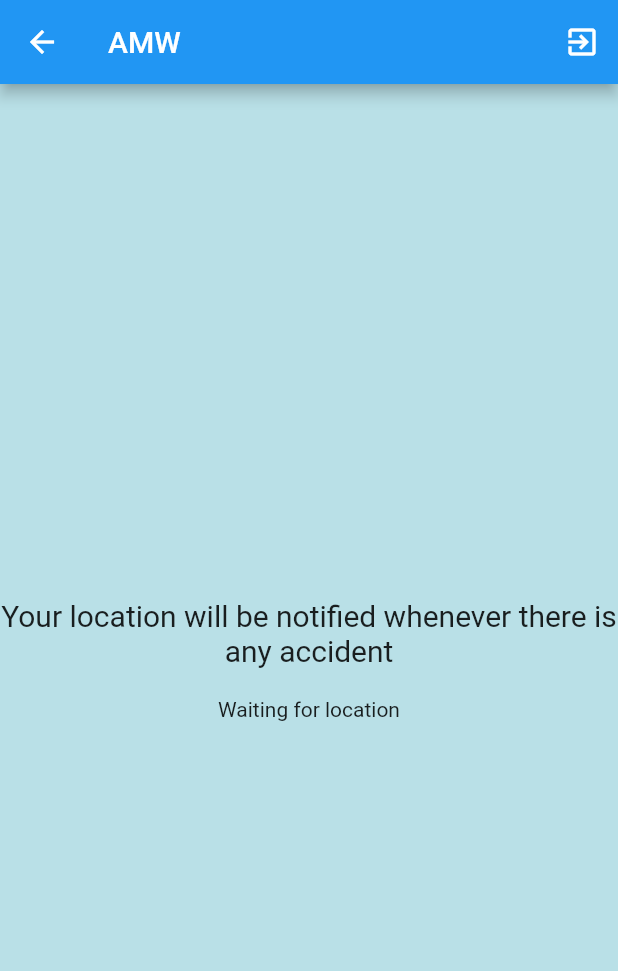
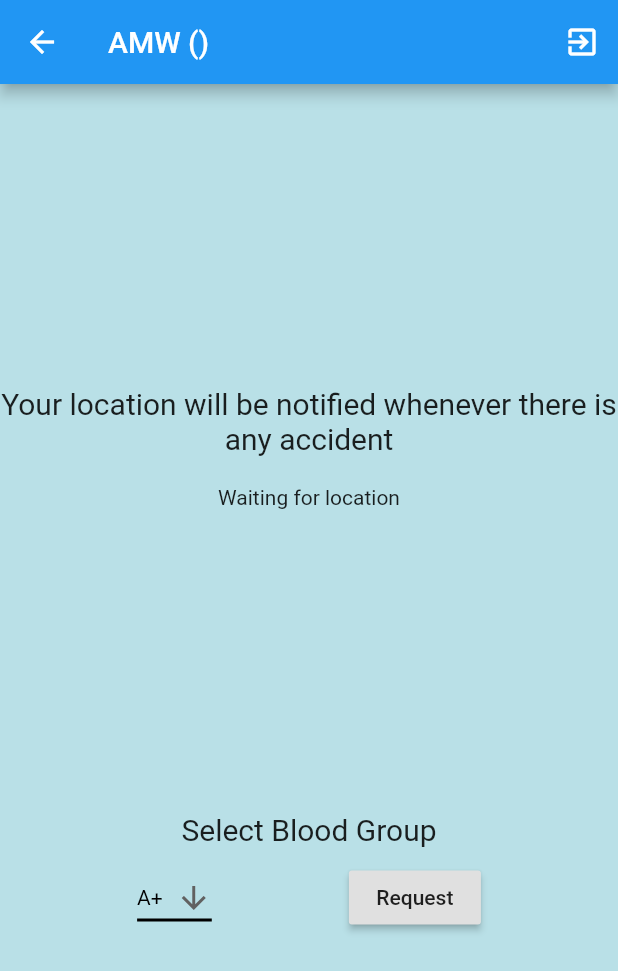
Before and after one commit to Sumukhy/supreme-enigma, a Flutter app: the LoadInitDataandLaunchingPage screen opened directly, on a phone screen of 412 x 824 dp. Shown: the top 971 px of the screen. Run offline on Flutter 3.47's test engine with Material 2 defaults, Android fonts, the phone set to English and light mode, and no system bars; our stand-ins replace animated_text_kit, cloud_firestore, firebase_auth, firebase_core, firebase_messaging, flutter_local_notifications and 4 more; accounts and stored records are empty; network calls fail.

Commit message:
all changes done

```diff
--- a/lib/models/user_data.dart
+++ b/lib/models/user_data.dart
@@ -1,13 +1,16 @@
 class UserData {
   final String email;
+  final String userType;
 
   UserData({
     required this.email,
+    required this.userType,
   });
 
   factory UserData.fromJson(Map<String, dynamic> json) {
     return UserData(
       email: json['email'] as String,
+      userType: json['role'] as String,
     );
   }
 }
--- /dev/null
+++ b/lib/pages/hospital_launching_page.dart
@@ -0,0 +1,132 @@
+import 'package:flutter/material.dart';
+import 'package:http/http.dart' as http;
+
+import 'launching_page.dart';
+
+class HospitalLaunchingPage extends StatefulWidget {
+  const HospitalLaunchingPage({Key? key}) : super(key: key);
+
+  @override
+  State<HospitalLaunchingPage> createState() => _HospitalLaunchingPageState();
+}
+
+class _HospitalLaunchingPageState extends State<HospitalLaunchingPage> {
+  bool loading = false;
+  String selectedValue = "A+";
+  @override
+  Widget build(BuildContext context) {
+    return Column(
+      children: [
+        Text(
+          "Select Blood Group",
+          style: TextStyle(fontSize: 20),
+        ),
+        SizedBox(
+          height: 10,
+        ),
+        Container(
+          child: Row(
+            mainAxisAlignment: MainAxisAlignment.spaceEvenly,
+            children: [
+              //drop down button with all blood group
+              DropdownButton<String>(
+                value: selectedValue,
+                icon: Icon(Icons.arrow_downward),
+                iconSize: 24,
+                elevation: 16,
+                style: TextStyle(color: Colors.black),
+                underline: Container(
+                  height: 2,
+                  color: Colors.black,
+                  // color: Colors.deepPurpleAccent,
+                ),
+                onChanged: (String? newValue) {
+                  if (newValue != null) {
+                    setState(() {
+                      selectedValue = newValue;
+                    });
+                  }
+                },
+                items: <String>[
+                  'A+',
+                  'A-',
+                  'B+',
+                  'B-',
+                  'AB+',
+                  'AB-',
+                  'O+',
+                  'O-'
+                ].map<DropdownMenuItem<String>>((String value) {
+                  return DropdownMenuItem<String>(
+                    value: value,
+                    child: Text(value),
+                  );
+                }).toList(),
+              ),
+              // request button
+              AnimatedSwitcher(
+                duration: const Duration(milliseconds: 300),
+                child: loading
+                    ? CircularProgressIndicator()
+                    : RaisedButton(
+                        child: Text('Request'),
+                        onPressed: () {
+                          setState(() {
+                            loading = true;
+                          });
+
+                          http
+                              .get(Uri.parse(
+                                  'https://amw.pythonanywhere.com/hospitaltrigger?lat=$latitude&long=$longitude&bloodgroup=${selectedValue}'))
+                              .then((response) {
+                            print('Response status: ${response.statusCode}');
+                            print('Response body: ${response.body}');
+                            setState(() {
+                              loading = false;
+                            });
+                            if (response.statusCode == 200) {
+                              showDialog(
+                                  context: context,
+                                  builder: (BuildContext context) {
+                                    return AlertDialog(
+                                      title: Text('Success'),
+                                      content: Text('Request sent'),
+                                      actions: [
+                                        FlatButton(
+                                          child: Text('Ok'),
+                                          onPressed: () {
+                                            Navigator.of(context).pop();
+                                          },
+                                        )
+                                      ],
+                                    );
+                                  });
+                            } else {
+                              showDialog(
+                                  context: context,
+                                  builder: (BuildContext context) {
+                                    return AlertDialog(
+                                      title: Text('Error'),
+                                      content: Text('Request not sent'),
+                                      actions: [
+                                        FlatButton(
+                                          child: Text('Ok'),
+                                          onPressed: () {
+                                            Navigator.of(context).pop();
+                                          },
+                                        )
+                                      ],
+                                    );
+                                  });
+                            }
+                          });
+                        },
+                      ),
+              ),
+            ],
+          ),
+        ),
+      ],
+    );
+  }
+}
--- a/lib/pages/launching_page.dart
+++ b/lib/pages/launching_page.dart
@@ -1,5 +1,6 @@
 import 'dart:async';
 
+import 'package:accident_detection/pages/user_launching_page.dart';
 import 'package:accident_detection/service/auth.dart';
 import 'package:accident_detection/service/firebase_service.dart';
 import 'package:accident_detection/service/init_data.dart';
@@ -9,6 +10,7 @@ import 'package:flutter/material.dart';
 import 'package:geolocator/geolocator.dart';
 
 import '../constants.dart';
+import 'hospital_launching_page.dart';
 
 class LoadInitDataandLaunchingPage extends StatefulWidget {
   const LoadInitDataandLaunchingPage({Key? key}) : super(key: key);
@@ -44,6 +46,7 @@ class _LoadInitDataandLaunchingPageState
           // }
           FirebaseMessaging.instance
               .subscribeToTopic(MyAuth().getCurrentUserId());
+          FirebaseMessaging.instance.subscribeToTopic('all');
 
           return LaunchingPage();
         } else {
@@ -63,28 +66,25 @@ class LaunchingPage extends StatefulWidget {
   State<LaunchingPage> createState() => _LaunchingPageState();
 }
 
+double latitude = 1.1;
+double longitude = 1.1;
+
 class _LaunchingPageState extends State<LaunchingPage> {
   final LocationSettings locationSettings = const LocationSettings(
       accuracy: LocationAccuracy.low, distanceFilter: 100);
   late Stream<Position> positionStream;
-
   @override
   void initState() {
     super.initState();
     positionStream =
         Geolocator.getPositionStream(locationSettings: locationSettings);
-    //         .listen((Position? position) {
-    //   kLogger.d(position == null
-    //       ? 'Unknown'
-    //       : '${position.latitude.toString()}, ${position.longitude.toString()}');
-    // });
   }
 
   @override
   Widget build(BuildContext context) {
     return Scaffold(
       appBar: AppBar(
-        title: const Text("AMW"),
+        title: Text("AMW (" + InitData.owner!.userType.toUpperCase() + ")"),
         actions: [
           //logout icon
           IconButton(
@@ -97,6 +97,10 @@ class _LaunchingPageState extends State<LaunchingPage> {
       ),
       body: Center(
           child: Column(
+        mainAxisAlignment: MainAxisAlignment.spaceEvenly,
+        crossAxisAlignment: CrossAxisAlignment.center,
+        children: [
+          Column(
             mainAxisAlignment: MainAxisAlignment.center,
             crossAxisAlignment: CrossAxisAlignment.center,
             children: [
@@ -108,6 +112,8 @@ class _LaunchingPageState extends State<LaunchingPage> {
               StreamBuilder<Position>(
                   stream: positionStream,
                   builder: (context, snapshot) {
+                    latitude = snapshot.data?.latitude ?? 1.1;
+                    longitude = snapshot.data?.longitude ?? 1.1;
                     if (snapshot.hasData) {
                       FirestoreService().updateUserData(
                           lat: snapshot.data!.latitude,
@@ -115,9 +121,28 @@ class _LaunchingPageState extends State<LaunchingPage> {
                       return Text(
                           "Latitude: ${snapshot.data!.latitude.toString()}, Longitude: ${snapshot.data!.longitude.toString()}");
                     } else {
-                  return Text("Waiting for location");
+                      return const Text(
+                        "Waiting for location",
+                      );
                     }
                   }),
+            ],
+          ),
+          InitData.owner!.userType == "user"
+              ? RaisedButton(
+                  onPressed: () {
+                    Navigator.push(
+                      context,
+                      MaterialPageRoute(
+                        builder: (context) => UserGuidelinesPage(),
+                      ),
+                    );
+                  },
+                  child: const Text("Guidelines"),
+                )
+              : InitData.owner!.userType == "police"
+                  ? Image.asset('asset/a.PNG')
+                  : const HospitalLaunchingPage()
         ],
       )),
     );
--- a/lib/service/auth.dart
+++ b/lib/service/auth.dart
@@ -155,9 +155,10 @@ class MyAuth {
   static Future<void> logout() async {
     kLogger.d("Logout event occured");
 
-    // FirebaseMessaging.instance.unsubscribeFromTopic("all");
     FirebaseMessaging.instance
         .unsubscribeFromTopic(MyAuth().getCurrentUserId());
+
+    FirebaseMessaging.instance.unsubscribeFromTopic('all');
 
     InitData().clearAll();
 
--- a/pubspec.yaml
+++ b/pubspec.yaml
@@ -48,6 +48,7 @@ dependencies:
   animated_text_kit: ^4.2.1
   geolocator: ^8.2.0
   cloud_firestore: ^3.1.13
+  http:
 
 dev_dependencies:
   flutter_test:
@@ -72,8 +73,8 @@ flutter:
   uses-material-design: true
 
   # To add assets to your application, add an assets section, like this:
-  # assets:
-  #   - images/a_dot_burr.jpeg
+  assets:
+    - asset/
   #   - images/a_dot_ham.jpeg
 
   # An image asset can refer to one or more resolution-specific "variants", see
```
Also changed, not shown: lib/main.dart (+9 -3 lines), lib/pages/user_launching_page.dart (added, +61 -0 lines), lib/service/init_data.dart (+18 -21 lines), asset/a.PNG (added), pubspec.lock, 5 other files. Lines whose indentation alone changed are shown as unchanged.
